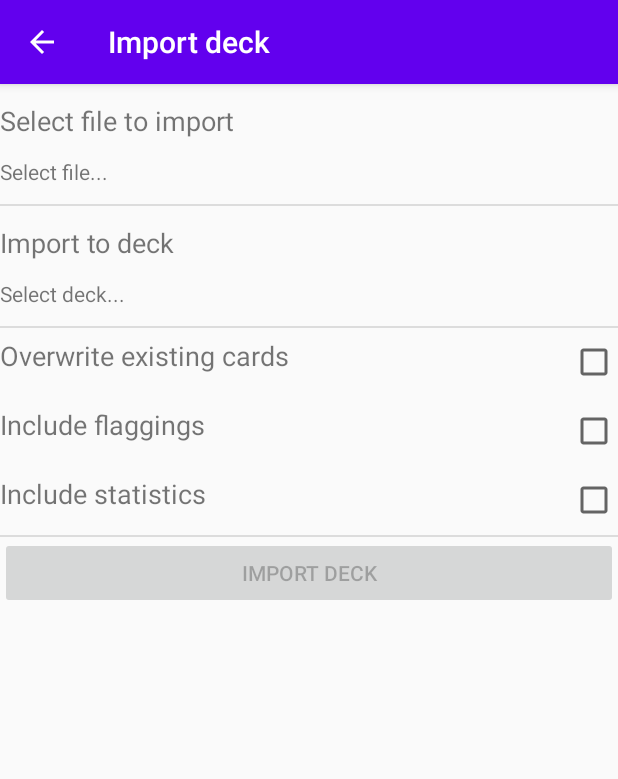
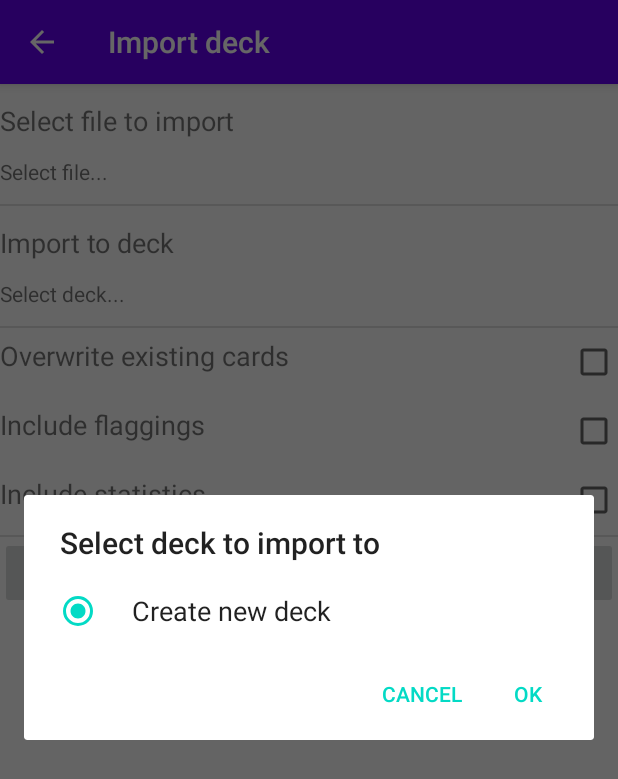
Before and after one commit to ChrisLaforet/Flasher, an Android app: the ImportActivity screen opened directly, with no data from a screen before it, after a tap on "Select deck...", on a phone screen of 412 x 824 dp. Shown: the top 779 px of the screen. Run offline under Robolectric (Android 15) with nearby library versions, the phone set to English and light mode, and no system bars.

Commit message:
Completed import logic

```diff
--- a/app/src/main/java/com/chrislaforetsoftware/flasher/db/DatabaseHelper.kt
+++ b/app/src/main/java/com/chrislaforetsoftware/flasher/db/DatabaseHelper.kt
@@ -151,6 +151,14 @@ class DatabaseHelper(context: Context)
         return decks
     }
 
+    fun getDeckNames(): List<String> {
+        val deckNames: MutableList<String> = mutableListOf()
+        for (deck in getDecks()) {
+            deckNames.add(deck.name)
+        }
+        return deckNames
+    }
+
     private fun extractDeckFromCursor(cursor: Cursor): Deck {
         val deck = Deck()
         deck.id = cursor.getInt(cursor.getColumnIndex(DECK_ID))
@@ -213,6 +221,21 @@ class DatabaseHelper(context: Context)
         return cards
     }
 
+    fun getCardById(id: Int): Card? {
+        var card: Card? = null
+        val db: SQLiteDatabase = this.readableDatabase
+        db.use {
+            val selectQuery = "SELECT * FROM $CARD_TABLE WHERE $CARD_ID = $id"
+            val cursor = db.rawQuery(selectQuery, null)
+            if (cursor != null) {
+                while (cursor.moveToNext()) {
+                    card = extractCardFromCursor(cursor)
+                }
+            }
+        }
+        return card
+    }
+
     fun deleteCard(card: Card) {
         val db: SQLiteDatabase = this.writableDatabase
         db.use {
--- /dev/null
+++ b/app/src/main/java/com/chrislaforetsoftware/flasher/pickers/DeckPicker.kt
@@ -0,0 +1,52 @@
+package com.chrislaforetsoftware.flasher.pickers
+
+import android.app.AlertDialog
+import android.content.Context
+import android.content.DialogInterface
+import android.widget.LinearLayout
+import com.chrislaforetsoftware.flasher.R
+import com.chrislaforetsoftware.flasher.db.DatabaseHelper
+
+
+interface IDeckPickerListener {
+	fun onCreateDeckPicked()
+	fun onDeckPicked(deckName: String)
+}
+
+class DeckPicker(private val context: Context,
+				 private val database: DatabaseHelper,
+				 private val title: String,
+				 private val createDeckOptionAllowed: Boolean,
+				 private val listener: IDeckPickerListener) {
+
+	fun selectDeck() {
+		val deckSelectionBox = AlertDialog.Builder(context)
+		deckSelectionBox.setTitle(title)
+
+		val layout: LinearLayout = LinearLayout(deckSelectionBox.context)
+		layout.layoutParams = LinearLayout.LayoutParams(
+				LinearLayout.LayoutParams.MATCH_PARENT,
+				LinearLayout.LayoutParams.WRAP_CONTENT)
+		layout.orientation = LinearLayout.VERTICAL
+
+		database.getDecks()
+		var names = mutableListOf<String>()
+		if (createDeckOptionAllowed) {
+			names.add(context.getString(R.string.create_new_deck))
+		}
+		names.addAll(database.getDeckNames().sorted())
+		var selectedItem: Int = 0
+		deckSelectionBox.setSingleChoiceItems(names.toTypedArray(), 0) { dialogInterface: DialogInterface, item: Int -> selectedItem = item }
+
+		deckSelectionBox.setPositiveButton(context.getString(R.string.OK)) { dialog, which ->
+			if (selectedItem == 0) {
+				listener.onCreateDeckPicked()
+			} else {
+				listener.onDeckPicked(names[selectedItem])
+			}
+		}
+		deckSelectionBox.setNegativeButton(context.getString(R.string.CANCEL)) { dialog, which -> dialog.cancel()
+		}
+		deckSelectionBox.show()
+	}
+}
--- a/app/src/main/res/layout/activity_export.xml
+++ b/app/src/main/res/layout/activity_export.xml
@@ -25,7 +25,7 @@
                 android:paddingBottom="12sp" />
 
         <TextView
-                android:text="@string/select_deck"
+                android:text="@string/deck_prompt"
                 android:layout_width="match_parent"
                 android:layout_height="wrap_content"
                 android:paddingBottom="12sp"
--- a/app/src/main/res/layout/activity_import.xml
+++ b/app/src/main/res/layout/activity_import.xml
@@ -16,7 +16,7 @@
             app:layout_constraintEnd_toEndOf="parent">
 
         <TextView
-            android:text="@string/select_file_to_import"
+            android:text="@string/file_to_import_prompt"
             android:layout_width="match_parent"
             android:layout_height="wrap_content"
             android:id="@+id/importFileTitle"
@@ -25,7 +25,7 @@
             android:paddingBottom="12sp" />
 
         <TextView
-            android:text="@string/select_file"
+            android:text="@string/file_prompt"
             android:layout_width="match_parent"
             android:layout_height="wrap_content"
             android:paddingBottom="12sp"
@@ -50,7 +50,7 @@
                 android:paddingBottom="12sp" />
 
         <TextView
-                android:text="@string/select_deck"
+                android:text="@string/deck_prompt"
                 android:layout_width="match_parent"
                 android:layout_height="wrap_content"
                 android:paddingBottom="12sp"
--- a/app/src/main/res/values/strings.xml
+++ b/app/src/main/res/values/strings.xml
@@ -16,11 +16,14 @@
     <string name="title_card_deck_name">Name for Card Deck</string>
     <string name="alert_title_error_saving_deck">Error while saving deck</string>
 
-    <string name="select_file_to_import">Select file to import</string>
+    <string name="file_to_import_prompt">Select file to import</string>
+    <string name="deck_to_export_prompt">Select deck to export</string>
+    <string name="destination_deck_prompt">Select deck to import to</string>
+    <string name="create_new_deck">Create new deck</string>
     <string name="import_to_deck">Import to deck</string>
     <string name="deck_to_export">Deck to export</string>
-    <string name="select_file">Select file...</string>
-    <string name="select_deck">Select deck...</string>
+    <string name="file_prompt">Select file...</string>
+    <string name="deck_prompt">Select deck...</string>
     <string name="overwrite_existing_cards">Overwrite existing cards</string>
     <string name="include_flaggings">Include flaggings</string>
     <string name="include_statistics">Include statistics</string>
```
Also changed, not shown: app/src/main/java/com/chrislaforetsoftware/flasher/ImportActivity.kt (+80 -36 lines).
